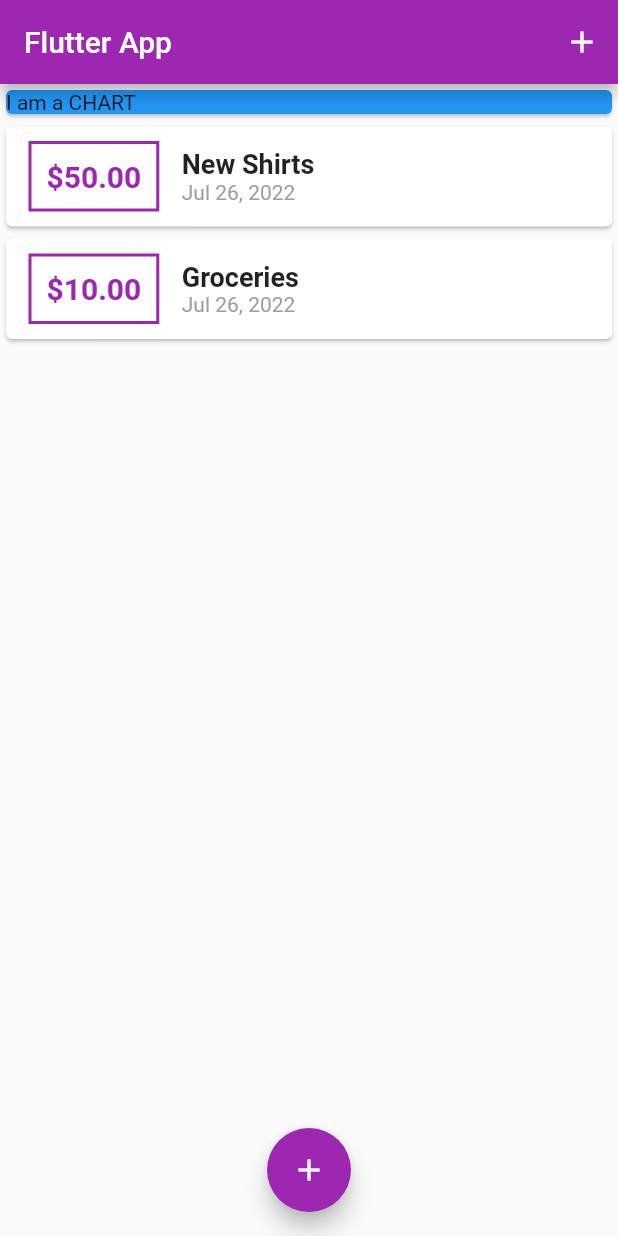
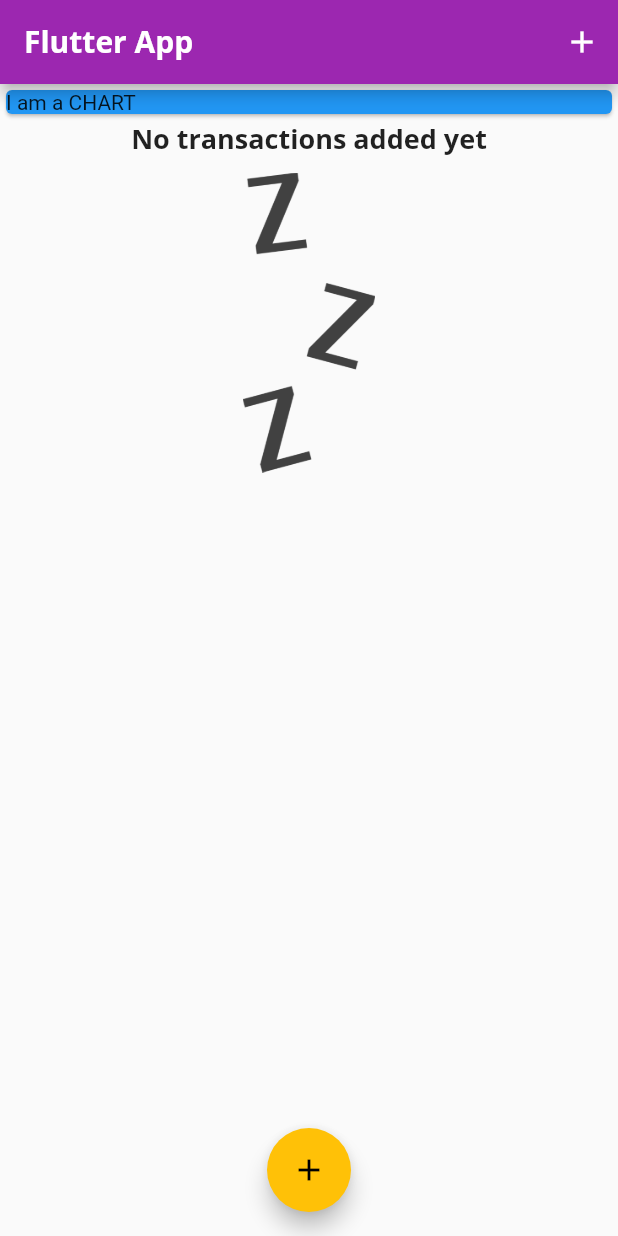
Before and after one commit to anujbarve/flutter_guide, a Flutter app: the screen it shows after launch, on a phone screen of 412 x 824 dp. Run offline on Flutter 3.47's test engine with Material 2 defaults, Android fonts, the phone set to English and light mode, and no system bars.

Commit message:
fonts, images, and new code

```diff
--- a/lib/main.dart
+++ b/lib/main.dart
@@ -12,8 +12,15 @@ class MyApp extends StatelessWidget {
     return MaterialApp(
       title: 'Expense Tracker',
       theme: ThemeData(
-        primarySwatch: Colors.purple
-      ),
+          primarySwatch: Colors.purple,
+          accentColor: Colors.amber,
+          fontFamily: 'Quicksand',
+          textTheme: ThemeData.light().textTheme.copyWith(
+            headline6: TextStyle(fontFamily: 'OpenSans', fontWeight: FontWeight.bold, fontSize: 18)
+          ),
+          appBarTheme: AppBarTheme(
+              textTheme: ThemeData.light().textTheme.copyWith(
+                  headline6: TextStyle(fontFamily: 'OpenSans', fontSize: 20, fontWeight: FontWeight.bold)))),
       home: MyHomePage(),
     );
   }
@@ -29,18 +36,18 @@ class _MyHomePageState extends State<MyHomePage> {
   String? amountinput;
 
   final List<Transaction> _userTransaction = [
-    Transaction(
-      id: 't1',
-      title: 'New Shirts',
-      amount: 50.00,
-      date: DateTime.now(),
-    ),
-    Transaction(
-      id: 't2',
-      title: 'Groceries',
-      amount: 10.00,
-      date: DateTime.now(),
-    ),
+    // Transaction(
+    //   id: 't1',
+    //   title: 'New Shirts',
+    //   amount: 50.00,
+    //   date: DateTime.now(),
+    // ),
+    // Transaction(
+    //   id: 't2',
+    //   title: 'Groceries',
+    //   amount: 10.00,
+    //   date: DateTime.now(),
+    // ),
   ];
 
   void _addNewTransaction(String title, double amount) {
@@ -63,7 +70,7 @@ class _MyHomePageState extends State<MyHomePage> {
             onTap: () {},
             child: NewTransaction(_addNewTransaction),
             behavior: HitTestBehavior.opaque,
-            );
+          );
         });
   }
 
@@ -73,7 +80,7 @@ class _MyHomePageState extends State<MyHomePage> {
       appBar: AppBar(title: Text('Flutter App'), actions: [
         IconButton(
           icon: Icon(Icons.add),
-          onPressed:() => _startAddNewTransaction(context),
+          onPressed: () => _startAddNewTransaction(context),
         )
       ]),
       body: SingleChildScrollView(
--- /dev/null
+++ b/lib/widgets/chart.dart
@@ -0,0 +1,16 @@
+import 'package:flutter/material.dart';
+import 'package:flutter/src/foundation/key.dart';
+import 'package:flutter/src/widgets/framework.dart';
+
+class Chart extends StatelessWidget {
+  const Chart({Key? key}) : super(key: key);
+
+  @override
+  Widget build(BuildContext context) {
+    return Card(
+      elevation: 6,
+      margin: EdgeInsets.all(20),
+      child: ,
+    );
+  }
+}
--- a/lib/widgets/transaction_list.dart
+++ b/lib/widgets/transaction_list.dart
@@ -13,32 +13,48 @@ class TransactionList extends StatelessWidget {
   Widget build(BuildContext context) {
     return Container(
       height: 400,
-      child: ListView.builder(
+      child: transactions.isEmpty
+          ? Column(
+              children: [
+                Text(
+                  'No transactions added yet',
+                  style: Theme.of(context).textTheme.headline6,
+                ),
+                SizedBox(height: 10, width: double.infinity,),
+                Container(
+                    height: 200,
+                    child: Image.asset(
+                      'assets/images/waiting.png',
+                      fit: BoxFit.cover,
+                    ))
+              ],
+            )
+          : ListView.builder(
               itemBuilder: (context, index) {
                 return Card(
                     child: Row(
                   children: [
                     Container(
-                margin: EdgeInsets.symmetric(vertical: 10, horizontal: 15),
+                      margin:
+                          EdgeInsets.symmetric(vertical: 10, horizontal: 15),
                       child: Text(
                         '\$${transactions[index].amount?.toStringAsFixed(2)}',
                         style: TextStyle(
                           fontWeight: FontWeight.bold,
                           fontSize: 20,
-                    color: Colors.purple,
+                          color: Theme.of(context).primaryColor,
                         ),
                       ),
                       decoration: BoxDecoration(
-                    border: Border.all(color: Colors.purple, width: 2)),
+                          border: Border.all(
+                              color: Theme.of(context).primaryColor, width: 2)),
                       padding: EdgeInsets.all(10),
                     ),
                     Column(
                       crossAxisAlignment: CrossAxisAlignment.start,
                       children: [
-                  Text(
-                    transactions[index].title as String,
-                    style: TextStyle(fontSize: 18, fontWeight: FontWeight.bold),
-                  ),
+                        Text(transactions[index].title as String,
+                            style: Theme.of(context).textTheme.headline6),
                         Text(
                           DateFormat.yMMMd().format(transactions[index].date!),
                           style: TextStyle(color: Colors.grey),
```
Also changed, not shown: pubspec.yaml (+14 -13 lines), assets/fonts/OpenSans-Bold.ttf (added), assets/fonts/OpenSans-Regular.ttf (added), assets/fonts/Quicksand-Bold.ttf (added), assets/fonts/Quicksand-Light.ttf (added), assets/fonts/Quicksand-Medium.ttf (added), assets/fonts/Quicksand-Regular.ttf (added), assets/images/waiting.png (added). Lines whose indentation alone changed are shown as unchanged.
